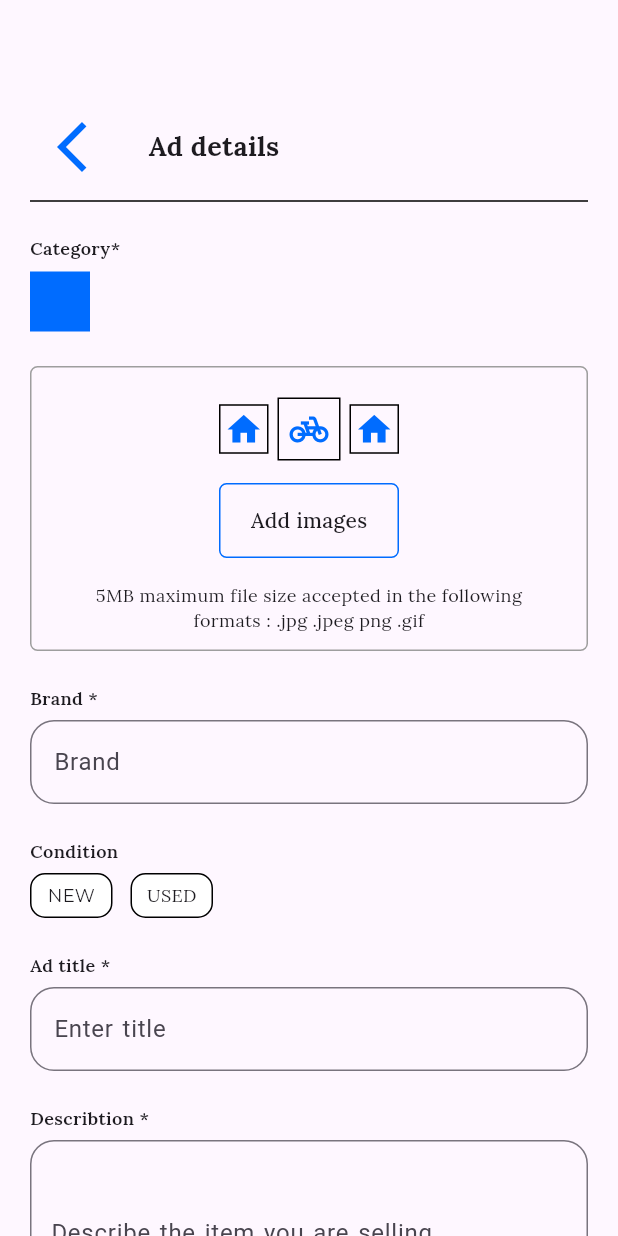
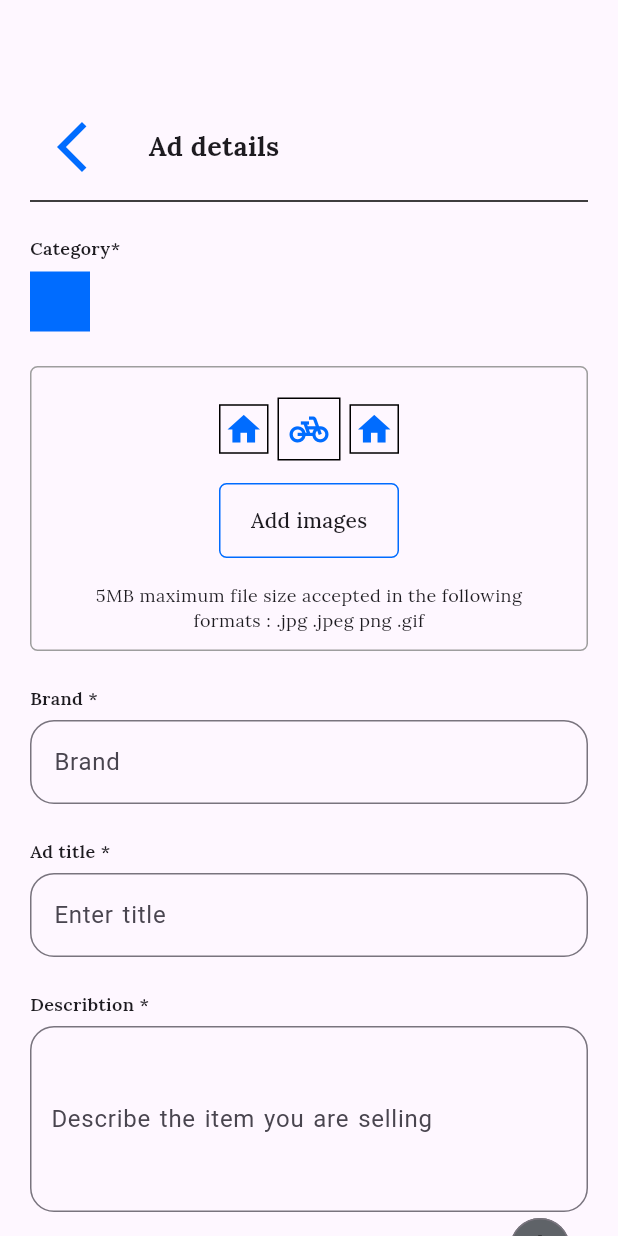
Before and after one commit to 3khaled3/snapDealsApp_readMe, a Flutter app: the AddDetailsView screen opened directly with empty values, on a phone screen of 412 x 824 dp. Run offline on Flutter 3.47's test engine with Material 3 defaults, Android fonts, the light colour scheme and no system bars; our stand-ins replace bloc, cloud_firestore, dartz, device_preview, eva_icons_flutter, firebase_auth and 5 more; accounts and stored records are empty.

Commit message:
edit some lang and add to add details add topic and fix single product

```diff
--- a/lib/app/auth_feature/view/pages/profile_view/settings.dart
+++ b/lib/app/auth_feature/view/pages/profile_view/settings.dart
@@ -81,7 +81,10 @@ class _SettingsViewState extends State<SettingsView> {
                       children: [
                         ListTile(
                           title: Text(context.tr.Arabic,
-                              style: AppTextStyles.regular18()),
+                              style: AppTextStyles.regular18().copyWith(
+                                fontFamily:
+                                    AppTextStyles.fontFamilyNotoKufiArabic,
+                              )),
                           trailing: Icon(
                             Icons.settings_outlined,
                             color: context.tr.lang == "ar"
--- a/lib/app/auth_feature/view/widgets/custom_text_field.dart
+++ b/lib/app/auth_feature/view/widgets/custom_text_field.dart
@@ -4,7 +4,7 @@ import 'package:snap_deals/core/themes/text_styles.dart';
 import '../../../../core/themes/app_colors.dart';
 
 class CustomTextFormField extends StatefulWidget {
-  final String hintText;
+  final String? hintText;
   final String? labelText;
   final IconData? prefixIcon;
   final IconData? suffixIcon;
@@ -18,7 +18,7 @@ class CustomTextFormField extends StatefulWidget {
 
   const CustomTextFormField({
     super.key,
-    required this.hintText,
+    this.hintText,
     this.labelText,
     this.prefixIcon,
     this.suffixIcon,
--- a/lib/app/home_feature/view/pages/add_details.dart
+++ b/lib/app/home_feature/view/pages/add_details.dart
@@ -4,12 +4,11 @@ import 'package:snap_deals/app/auth_feature/view/widgets/custom_text_field.dart'
 import 'package:snap_deals/app/home_feature/view/widgets/custom_add_details_title.dart';
 import 'package:snap_deals/app/home_feature/view/widgets/custom_add_image.dart';
 import 'package:snap_deals/app/home_feature/view/widgets/custom_add_text_field.dart';
-import 'package:snap_deals/app/home_feature/view/widgets/custom_contanier.dart';
 import 'package:snap_deals/app/home_feature/view/widgets/custom_drop_down_button.dart';
 import 'package:snap_deals/app/home_feature/view/widgets/custom_header_add_view.dart';
+import 'package:snap_deals/app/home_feature/view/widgets/custom_tobic.dart';
 import 'package:snap_deals/core/extensions/context_extension.dart';
 import 'package:snap_deals/core/extensions/sized_box_extension.dart';
-import 'package:snap_deals/core/themes/app_colors.dart';
 import 'package:snap_deals/core/themes/text_styles.dart';
 
 class AddDetailsArgs {
@@ -64,43 +63,6 @@ class _AddDetailsViewState extends State<AddDetailsView> {
                   ? _AddMobileDetails(context)
                   : 0.ph,
               23.ph,
-              Text(
-                context.tr.condition,
-                style: AppTextStyles.semiBold12()
-                    .copyWith(fontFamily: AppTextStyles.fontFamilyLora),
-              ),
-              6.ph,
-              Row(
-                children: [
-                  CustomContainer(
-                    width: 55,
-                    height: 30,
-                    backgroundColor: ColorsBox.white,
-                    text: context.tr.newWord,
-                    textStyle: AppTextStyles.regular12(),
-                    borderColor: Colors.black,
-                    borderRadius: 10.0,
-                    onTap: () {
-                      // TODO change background color
-                    },
-                  ),
-                  12.pw,
-                  CustomContainer(
-                    width: 55,
-                    height: 30,
-                    backgroundColor: ColorsBox.white,
-                    text: context.tr.used,
-                    textStyle: AppTextStyles.regular12()
-                        .copyWith(fontFamily: AppTextStyles.fontFamilyLora),
-                    borderColor: Colors.black,
-                    borderRadius: 10.0,
-                    onTap: () {
-                      // TODO change background color
-                    },
-                  ),
-                ],
-              ),
-              23.ph,
               CustomAddTextField(
                 title: context.tr.adTitle,
                 hint: context.tr.enterTitle,
@@ -120,6 +82,7 @@ class _AddDetailsViewState extends State<AddDetailsView> {
                   right: 10,
                 ),
               ),
+              const CustomTobic(),
               23.ph,
               CustomAddTextField(
                 title: context.tr.location,
--- a/lib/app/home_feature/view/pages/favorite_view.dart
+++ b/lib/app/home_feature/view/pages/favorite_view.dart
@@ -1,5 +1,6 @@
 import 'package:flutter/material.dart';
 import 'package:snap_deals/app/home_feature/view/widgets/product_card.dart';
+import 'package:snap_deals/core/extensions/context_extension.dart';
 import 'package:snap_deals/core/extensions/sized_box_extension.dart';
 import 'package:snap_deals/core/themes/text_styles.dart';
 import 'package:snap_deals/core/utils/assets_manager.dart';
@@ -87,7 +88,7 @@ class FavoriteView extends StatelessWidget {
         children: [
           Center(
               child: Text(
-            'Favorite View',
+            context.tr.favoriteView,
             style: AppTextStyles.semiBold20()
                 .copyWith(fontFamily: AppTextStyles.fontFamilyLora),
           )),
--- a/lib/app/home_feature/view/pages/home_view.dart
+++ b/lib/app/home_feature/view/pages/home_view.dart
@@ -83,7 +83,7 @@ class HomeView extends StatelessWidget {
         crossAxisAlignment: CrossAxisAlignment.start,
         children: [
           28.ph,
-          const HomeAppBar('User name'),
+          const HomeAppBar('Ziad Tamer'),
           28.ph,
           const Center(child: CategoriesAvatar()),
           24.ph,
--- /dev/null
+++ b/lib/app/home_feature/view/widgets/custom_tobic.dart
@@ -0,0 +1,130 @@
+import 'package:flutter/material.dart';
+import 'package:snap_deals/app/auth_feature/view/widgets/custom_text_field.dart';
+import 'package:snap_deals/core/extensions/sized_box_extension.dart';
+import 'package:snap_deals/core/themes/app_colors.dart';
+import 'package:snap_deals/core/themes/text_styles.dart';
+
+class CustomTobic extends StatefulWidget {
+  const CustomTobic({super.key});
+
+  @override
+  State<CustomTobic> createState() => _CustomTobicState();
+}
+
+class _CustomTobicState extends State<CustomTobic> {
+  final _formKey = GlobalKey<FormState>();
+
+  final List<Map<String, String?>> _topics = [];
+
+  void _addNewTopic() {
+    setState(() {
+      _topics.add({"label": ""});
+    });
+  }
+
+  void _removeTopic(int index) {
+    setState(() {
+      _topics.removeAt(index);
+    });
+  }
+
+  InputDecoration _bottomBorderDecoration(String hint) {
+    return InputDecoration(
+      hintText: hint,
+      hintStyle: const TextStyle(color: Colors.grey),
+      isDense: true,
+      contentPadding: const EdgeInsets.only(bottom: 4),
+      enabledBorder: const UnderlineInputBorder(
+        borderSide: BorderSide(color: Colors.grey),
+      ),
+      focusedBorder: const UnderlineInputBorder(
+        borderSide: BorderSide(color: Colors.blue),
+      ),
+    );
+  }
+
+  String? _requiredValidator(String? value) {
+    if (value == null || value.trim().isEmpty) {
+      return 'This field is required';
+    }
+    return null;
+  }
+
+  @override
+  Widget build(BuildContext context) {
+    return Form(
+      key: _formKey,
+      child: Column(
+        children: [
+          ListView.builder(
+            itemCount: _topics.length,
+            shrinkWrap: true,
+            physics: const NeverScrollableScrollPhysics(),
+            itemBuilder: (context, index) {
+              final currentIndex = index;
+              return Column(
+                crossAxisAlignment: CrossAxisAlignment.start,
+                children: [
+                  // Label field
+                  Row(
+                    children: [
+                      IntrinsicWidth(
+                        child: TextFormField(
+                          decoration: _bottomBorderDecoration('Label *'),
+                          validator: _requiredValidator,
+                          onChanged: (value) {
+                            _topics[index]['label'] = value;
+                          },
+                        ),
+                      ),
+                      const Spacer(),
+                      IconButton(
+                        onPressed: () => _removeTopic(currentIndex),
+                        icon:
+                            const Icon(Icons.delete_outline, color: Colors.red),
+                      ),
+                    ],
+                  ),
+                  10.ph,
+                  // Value field
+                  CustomTextFormField(
+                    hintText: 'Enter describtion',
+                    isPrice: false,
+                    validator: _requiredValidator,
+                  ),
+                  23.ph,
+                ],
+              );
+            },
+          ),
+          Row(
+            children: [
+              Text(
+                'Tobic *',
+                style: AppTextStyles.semiBold12()
+                    .copyWith(fontFamily: AppTextStyles.fontFamilyLora),
+              ),
+              const Spacer(),
+              OutlinedButton(
+                onPressed: () {
+                  _addNewTopic();
+                },
+                style: OutlinedButton.styleFrom(
+                    padding:
+                        const EdgeInsets.symmetric(horizontal: 4, vertical: 4),
+                    shape: const CircleBorder(),
+                    fixedSize: const Size(25, 25),
+                    backgroundColor: ColorsBox.slateGrey),
+                child: const Icon(
+                  Icons.add,
+                  color: ColorsBox.black,
+                  size: 30,
+                ),
+              ),
+            ],
+          ),
+        ],
+      ),
+    );
+  }
+}
```
Also changed, not shown: lib/app/auth_feature/view/pages/profile_view/profile.dart (+8 -7 lines), lib/app/auth_feature/view/widgets/custom_bottom_sheet.dart (+28 -50 lines), lib/app/auth_feature/view/widgets/custom_primary_button.dart (+13 -7 lines), lib/app/home_feature/view/widgets/categories_avatar.dart (+15 -13 lines), lib/app/home_feature/view/widgets/custom_add_tobic.dart (added, +45 -0 lines), lib/app/product_feature/view/pages/product_details/product_details_view.dart (+30 -32 lines), lib/app/product_feature/view/pages/product_details/widgets/contact_section.dart (added, +62 -0 lines), lib/app/product_feature/view/pages/product_details/widgets/describtion_section.dart (added, +50 -0 lines), lib/app/product_feature/view/pages/product_details/widgets/details_section.dart (+50 -23 lines), lib/app/product_feature/view/pages/product_details/widgets/main_details_section.dart (+31 -8 lines), lib/core/localization/l10n/intl_ar.arb (+22 -1 lines), lib/core/localization/l10n/intl_en.arb (+16 -3 lines), lib/core/localization/generated/intl/messages_ar.dart, lib/core/localization/generated/intl/messages_en.dart, 1 more files.
